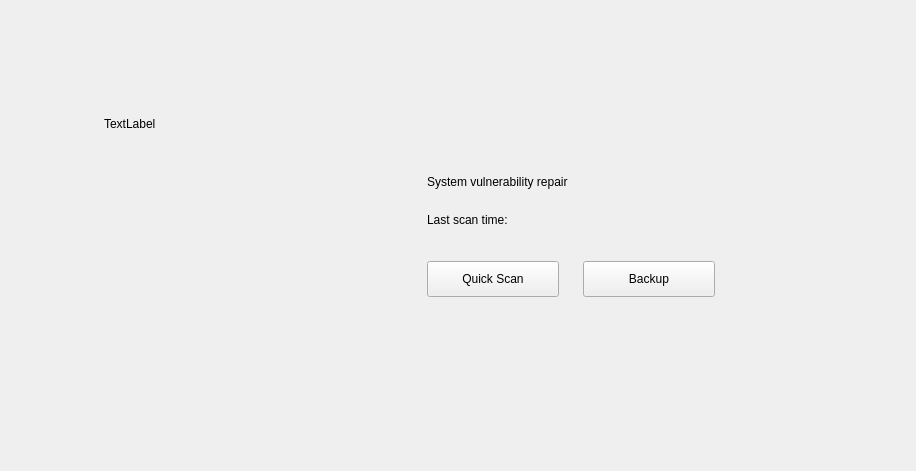
Qt form plugins/gui/vulnerability/vulnerability-page.ui (openeuler-mirror/ks-ssr) before a commit.
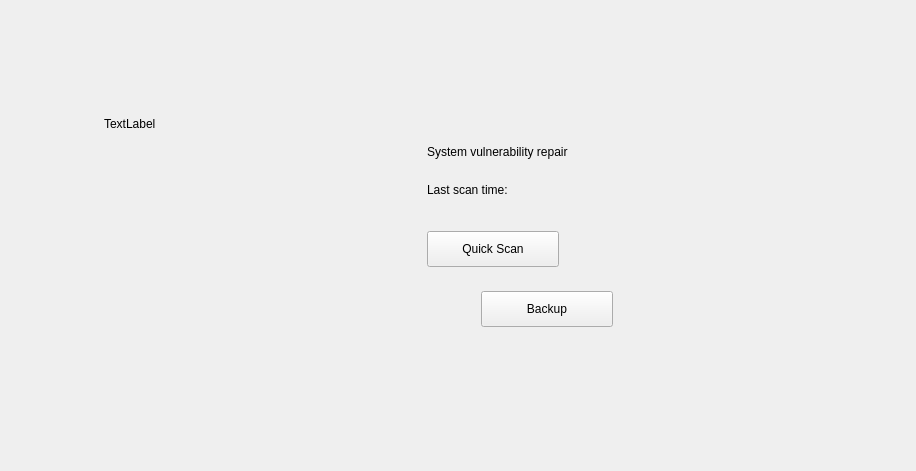
The same form after that commit. Custom widgets are drawn as their Qt base class.

Commit message: fix（vulnerability）：add spacer horizontal hint gridlayout - 调整备份界面

What changed in the file:
```diff
--- a/plugins/gui/vulnerability/vulnerability-page.ui
+++ b/plugins/gui/vulnerability/vulnerability-page.ui
@@ -253,6 +253,26 @@
              </widget>
             </item>
             <item>
+             <spacer name="horizontalSpacer_3">
+              <property name="orientation">
+               <enum>Qt::Horizontal</enum>
+              </property>
+              <property name="sizeHint" stdset="0">
+               <size>
+                <width>40</width>
+                <height>20</height>
+               </size>
+              </property>
+             </spacer>
+            </item>
+           </layout>
+          </item>
+          <item>
+           <layout class="QGridLayout" name="gridLayout_2">
+            <property name="topMargin">
+             <number>0</number>
+            </property>
+            <item row="0" column="1">
              <widget class="QPushButton" name="m_btnBackup">
               <property name="minimumSize">
                <size>
```
